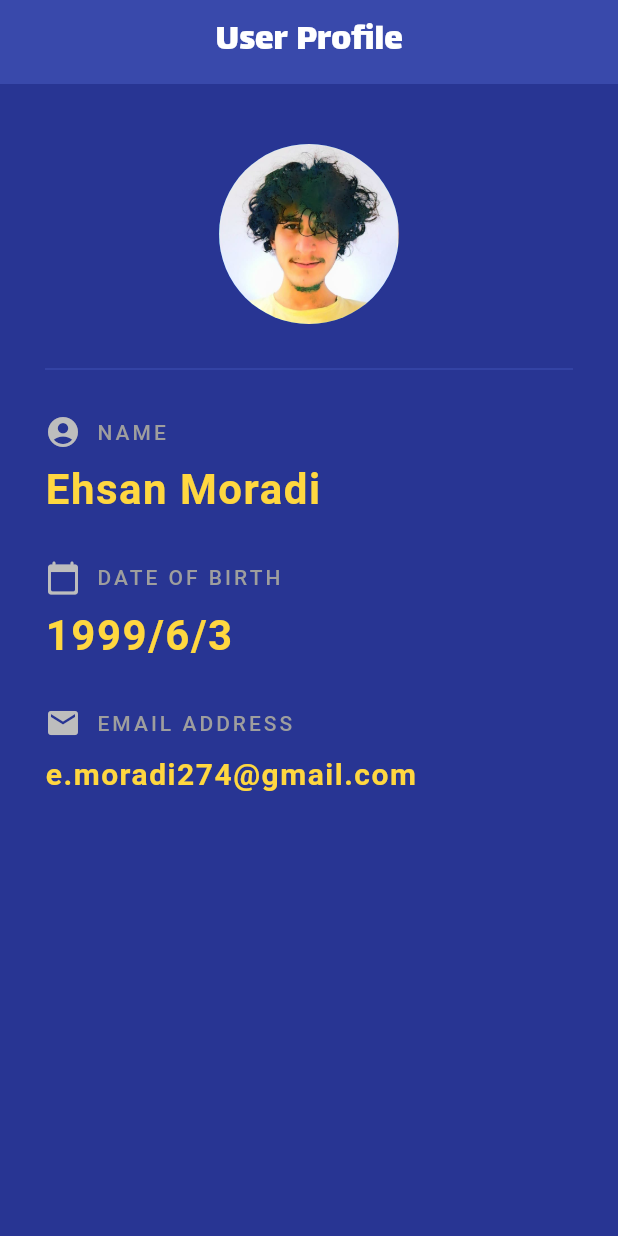
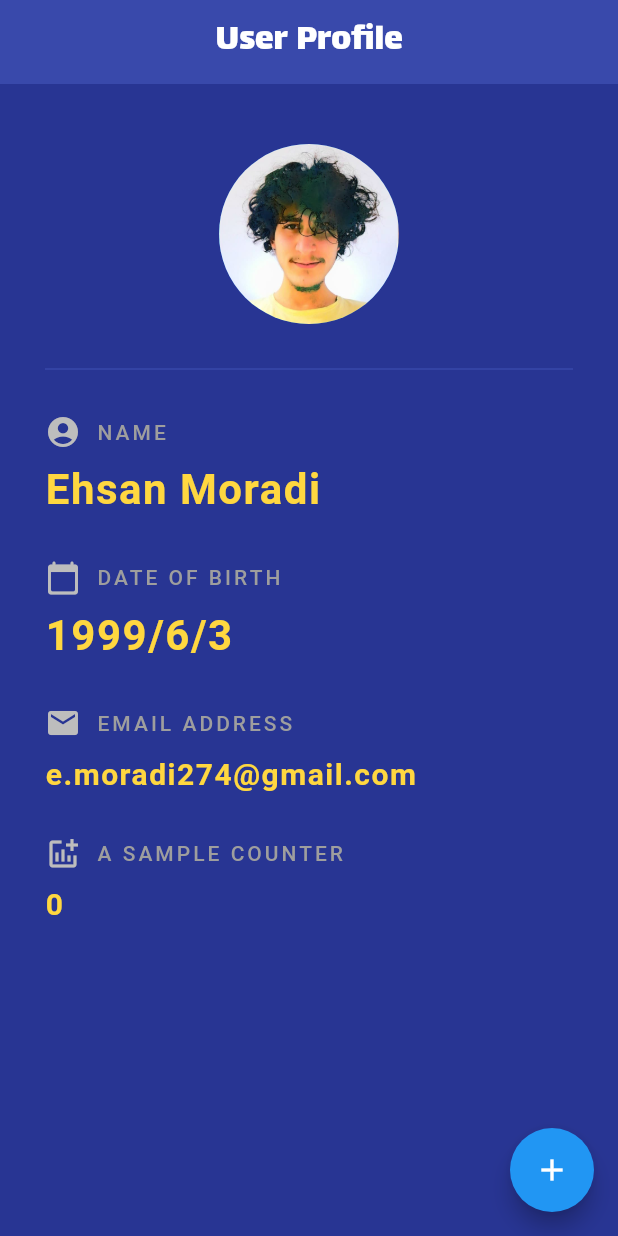
Before and after one commit to E837/First_FLutter_Repo, a Flutter app: the screen it shows after launch, on a phone screen of 412 x 824 dp. Run offline on Flutter 3.47's test engine with Material 2 defaults, Android fonts, the phone set to English and light mode, and no system bars.

Commit message:
session16 "StatefulWidget (implementing a sample counter)"

```diff
--- a/lib/main.dart
+++ b/lib/main.dart
@@ -8,7 +8,15 @@ void main() => runApp(MaterialApp(
   home: Home(),
 ));
 
-class Home extends StatelessWidget {
+class Home extends StatefulWidget {
+  @override
+  _HomeState createState() => _HomeState();
+}
+
+class _HomeState extends State<Home> {
+
+  int counter = 0;
+
   @override
   Widget build(BuildContext context) {
     return Scaffold(
@@ -123,9 +131,45 @@ class Home extends StatelessWidget {
                 fontWeight: FontWeight.bold,
                 fontSize: 20,
               ),
-            )
+            ),
+            SizedBox(height: 30,),
+            Row(
+              children: [
+                Icon(
+                  Icons.addchart,
+                  color: Colors.grey[400],
+                ),
+                SizedBox(width: 10,),
+                Text(
+                  'A SAMPLE COUNTER',
+                  style: TextStyle(
+                    color: Colors.grey,
+                    letterSpacing: 2,
+                    fontWeight: FontWeight.w500,
+                  ),
+                ),
+              ],
+            ),
+            SizedBox(height: 10,),
+            Text(
+              '$counter',
+              style: TextStyle(
+                color: Colors.amberAccent,
+                letterSpacing: 1,
+                fontWeight: FontWeight.bold,
+                fontSize: 20,
+              ),
+            ),
           ],
         ),
+      ),
+      floatingActionButton: FloatingActionButton(
+        onPressed: () {
+          setState(() {
+            counter++;
+          });
+        },
+        child: Icon(Icons.add),
       ),
     );
   }
```
